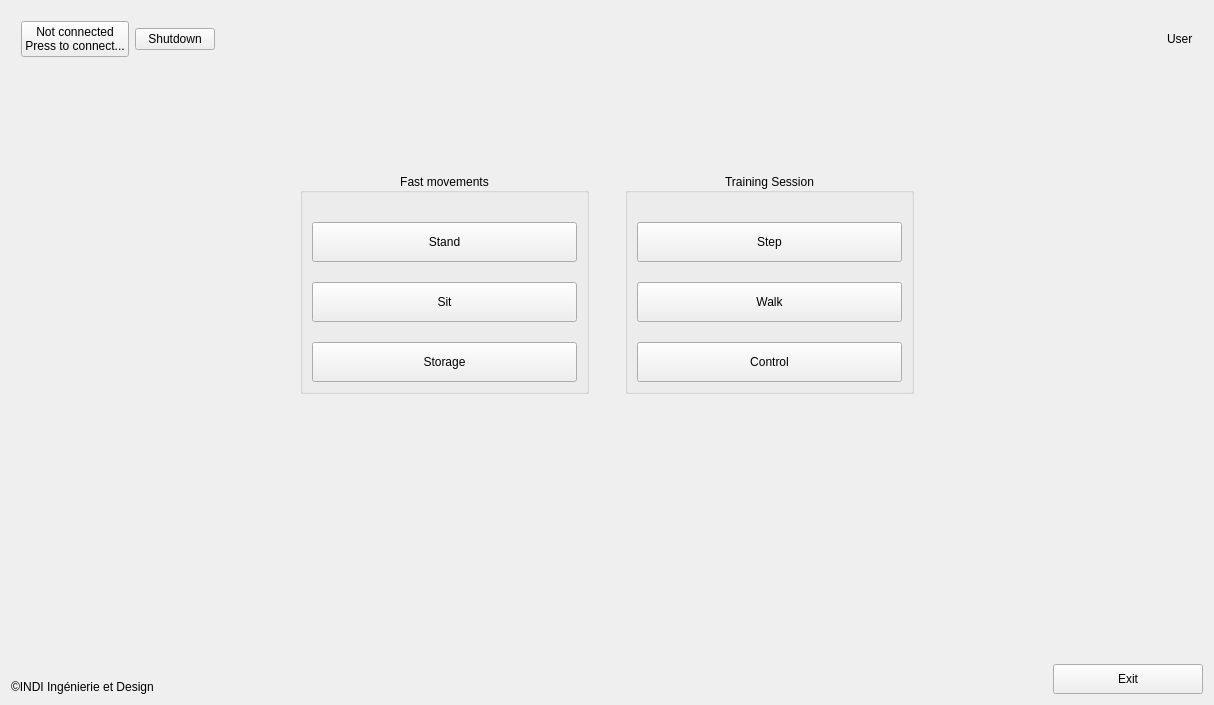
Qt form src/gui_pkg/include/gui_pkg/training_form.ui (cristianbass01/GUI_robotic_exoskeleton) before a commit.
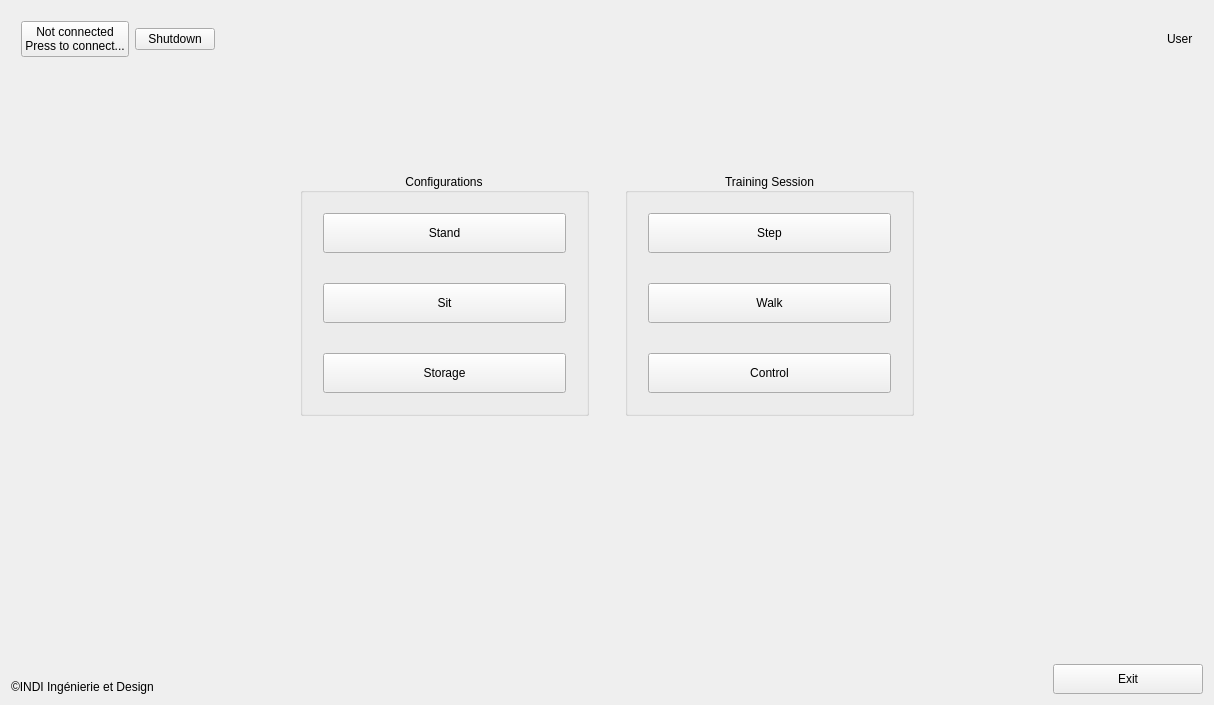
The same form after that commit. Icons and pictures are not drawn.

```diff
--- a/src/gui_pkg/include/gui_pkg/training_form.ui
+++ b/src/gui_pkg/include/gui_pkg/training_form.ui
@@ -160,28 +160,40 @@
          <item>
           <widget class="QGroupBox" name="groupBox">
            <property name="sizePolicy">
-            <sizepolicy hsizetype="Expanding" vsizetype="Preferred">
+            <sizepolicy hsizetype="Expanding" vsizetype="MinimumExpanding">
              <horstretch>0</horstretch>
              <verstretch>0</verstretch>
             </sizepolicy>
            </property>
            <property name="title">
-            <string>Fast movements</string>
+            <string>Configurations</string>
            </property>
            <property name="alignment">
             <set>Qt::AlignCenter</set>
            </property>
            <layout class="QVBoxLayout" name="verticalLayout">
             <property name="spacing">
-             <number>0</number>
+             <number>20</number>
+            </property>
+            <property name="leftMargin">
+             <number>20</number>
+            </property>
+            <property name="topMargin">
+             <number>20</number>
+            </property>
+            <property name="rightMargin">
+             <number>20</number>
+            </property>
+            <property name="bottomMargin">
+             <number>20</number>
             </property>
             <item>
              <layout class="QVBoxLayout" name="verticalLayout_3">
               <property name="spacing">
-               <number>20</number>
+               <number>30</number>
               </property>
               <property name="topMargin">
-               <number>20</number>
+               <number>0</number>
               </property>
               <item>
                <widget class="QPushButton" name="standButton">
@@ -200,7 +212,7 @@
                 <property name="maximumSize">
                  <size>
                   <width>400</width>
-                  <height>50</height>
+                  <height>100</height>
                  </size>
                 </property>
                 <property name="text">
@@ -228,7 +240,7 @@
                 <property name="maximumSize">
                  <size>
                   <width>400</width>
-                  <height>50</height>
+                  <height>100</height>
                  </size>
                 </property>
                 <property name="text">
@@ -256,7 +268,7 @@
                 <property name="maximumSize">
                  <size>
                   <width>400</width>
-                  <height>50</height>
+                  <height>100</height>
                  </size>
                 </property>
                 <property name="text">
@@ -307,8 +319,11 @@
         <layout class="QVBoxLayout" name="verticalLayout_8">
          <item>
           <widget class="QGroupBox" name="groupBox_2">
+           <property name="enabled">
+            <bool>true</bool>
+           </property>
            <property name="sizePolicy">
-            <sizepolicy hsizetype="Expanding" vsizetype="Preferred">
+            <sizepolicy hsizetype="Expanding" vsizetype="MinimumExpanding">
              <horstretch>0</horstretch>
              <verstretch>0</verstretch>
             </sizepolicy>
@@ -321,15 +336,27 @@
            </property>
            <layout class="QVBoxLayout" name="verticalLayout_5">
             <property name="spacing">
-             <number>0</number>
+             <number>20</number>
+            </property>
+            <property name="leftMargin">
+             <number>20</number>
+            </property>
+            <property name="topMargin">
+             <number>20</number>
+            </property>
+            <property name="rightMargin">
+             <number>20</number>
+            </property>
+            <property name="bottomMargin">
+             <number>20</number>
             </property>
             <item>
              <layout class="QVBoxLayout" name="verticalLayout_6">
               <property name="spacing">
-               <number>20</number>
+               <number>30</number>
               </property>
               <property name="topMargin">
-               <number>20</number>
+               <number>0</number>
               </property>
               <item>
                <widget class="QPushButton" name="stepButton">
@@ -348,7 +375,7 @@
                 <property name="maximumSize">
                  <size>
                   <width>400</width>
-                  <height>50</height>
+                  <height>100</height>
                  </size>
                 </property>
                 <property name="sizeIncrement">
@@ -382,7 +409,7 @@
                 <property name="maximumSize">
                  <size>
                   <width>400</width>
-                  <height>50</height>
+                  <height>100</height>
                  </size>
                 </property>
                 <property name="text">
@@ -410,7 +437,7 @@
                 <property name="maximumSize">
                  <size>
                   <width>400</width>
-                  <height>50</height>
+                  <height>100</height>
                  </size>
                 </property>
                 <property name="text">
```
